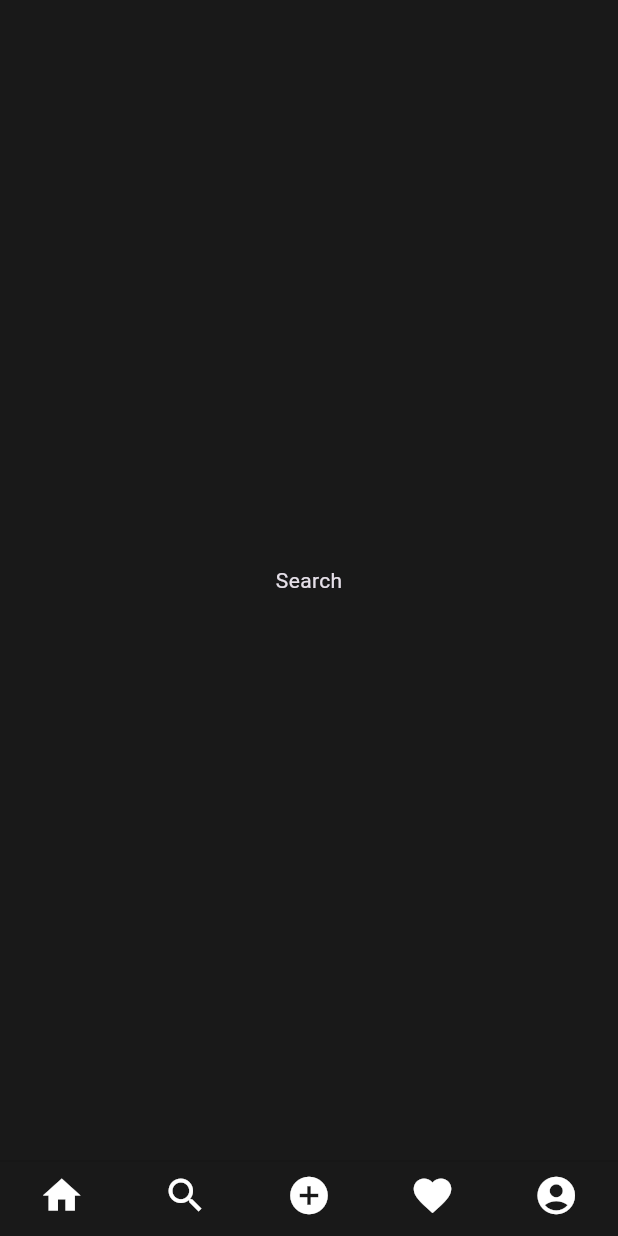
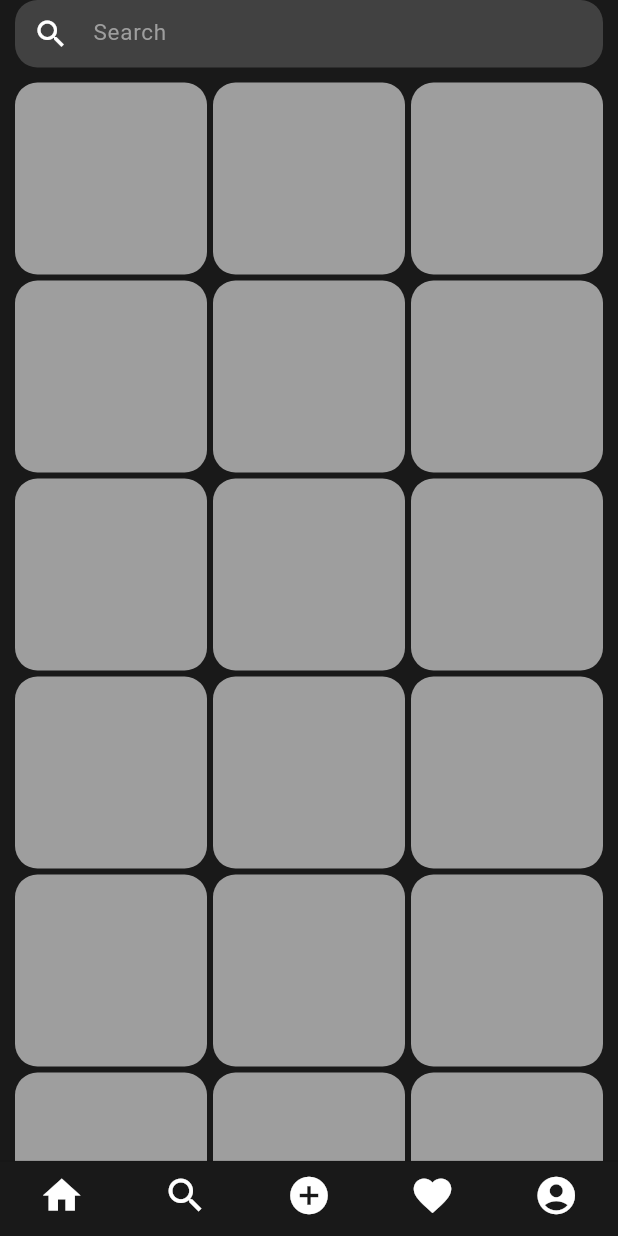
Before and after one commit to mario-dg/lategram, a Flutter app: the screen it shows after launch, swiped to page 2, on a phone screen of 412 x 824 dp. Run offline on Flutter 3.47's test engine with Material 3 defaults, Android fonts, the phone set to English and light mode, and no system bars; our stand-ins replace flutter_feather_icons, flutter_svg.

Commit message:
Implement Search Screen Design

```diff
--- a/lib/features/presentation/screens/home/home_screen.dart
+++ b/lib/features/presentation/screens/home/home_screen.dart
@@ -13,9 +13,14 @@ class HomeScreen extends StatelessWidget {
       backgroundColor: mobileBackgroundColor,
       appBar: AppBar(
         backgroundColor: mobileBackgroundColor,
-        title: SvgPicture.asset(
-          "assets/lategram_icon.svg",
-          height: 92,
+        title: Center(
+          child: Padding(
+            padding: const EdgeInsets.only(left: 15),
+            child: SvgPicture.asset(
+              "assets/lategram_icon.svg",
+              height: 96,
+            ),
+          ),
         ),
         actions: const [
           Padding(
@@ -29,6 +34,7 @@ class HomeScreen extends StatelessWidget {
         child: Column(
           crossAxisAlignment: CrossAxisAlignment.start,
           children: [
+            // Post Header Bar
             Row(
               mainAxisAlignment: MainAxisAlignment.spaceBetween,
               children: [
@@ -56,12 +62,14 @@ class HomeScreen extends StatelessWidget {
               ],
             ),
             verSpace(10),
+            // Post Image
             Container(
               width: double.infinity,
               height: MediaQuery.of(context).size.height * 0.3,
               color: secondaryColor,
             ),
             verSpace(10),
+            // Post Actions Buttons
             Row(
               mainAxisAlignment: MainAxisAlignment.spaceBetween,
               children: [
@@ -88,6 +96,7 @@ class HomeScreen extends StatelessWidget {
               ],
             ),
             verSpace(10),
+            // Post Username and Description
             Row(
               children: [
                 const Text(
@@ -107,10 +116,12 @@ class HomeScreen extends StatelessWidget {
               ],
             ),
             verSpace(10),
+            // Comments
             const Text("View all comments",
                 style: TextStyle(
                     color: secondaryColor, fontWeight: FontWeight.w400)),
             verSpace(2),
+            // Date
             const Text("09/02/2024",
                 style: TextStyle(
                     color: secondaryColor, fontWeight: FontWeight.w400)),
--- a/lib/features/presentation/screens/search/search_screen.dart
+++ b/lib/features/presentation/screens/search/search_screen.dart
@@ -1,12 +1,61 @@
 import 'package:flutter/material.dart';
+import 'package:flutter_staggered_grid_view/flutter_staggered_grid_view.dart';
+import 'package:lategram/features/presentation/screens/search/widgets/search_widget.dart';
+import 'package:lategram/features/utils/helpers.dart';
+import 'package:lategram/globals.dart';
 
-class SearchScreen extends StatelessWidget {
+class SearchScreen extends StatefulWidget {
   const SearchScreen({super.key});
 
   @override
+  State<SearchScreen> createState() => _SearchScreenState();
+}
+
+class _SearchScreenState extends State<SearchScreen> {
+  final TextEditingController _searchController = TextEditingController();
+
+  @override
+  void dispose() {
+    super.dispose();
+    _searchController.dispose();
+  }
+
+  @override
   Widget build(BuildContext context) {
-    return const Center(
-      child: Text("Search"),
+    return SafeArea(
+      child: Scaffold(
+        backgroundColor: mobileBackgroundColor,
+        body: Padding(
+          padding: const EdgeInsets.symmetric(horizontal: 10.0),
+          child: SingleChildScrollView(
+            child: Column(
+              crossAxisAlignment: CrossAxisAlignment.start,
+              children: [
+                SearchWidget(controller: _searchController),
+                verSpace(10),
+                GridView.builder(
+                  shrinkWrap: true,
+                  itemCount: 32,
+                  physics: const ScrollPhysics(),
+                  gridDelegate: const SliverGridDelegateWithFixedCrossAxisCount(
+                    crossAxisCount: 3,
+                    mainAxisSpacing: 4,
+                    crossAxisSpacing: 4,
+                  ),
+                  itemBuilder: (context, index) => Container(
+                    width: index % 7 == 0 ? 200 : 100,
+                    height: index % 7 == 0 ? 200 : 100,
+                    decoration: BoxDecoration(
+                      color: secondaryColor,
+                      borderRadius: BorderRadius.circular(15),
+                    ),
+                  ),
+                ),
+              ],
+            ),
+          ),
+        ),
+      ),
     );
   }
 }
--- /dev/null
+++ b/lib/features/presentation/screens/search/widgets/search_widget.dart
@@ -0,0 +1,38 @@
+import 'package:flutter/material.dart';
+import 'package:lategram/globals.dart';
+
+class SearchWidget extends StatelessWidget {
+  final TextEditingController controller;
+
+  const SearchWidget({super.key, required this.controller});
+
+  @override
+  Widget build(BuildContext context) {
+    return Container(
+      width: double.infinity,
+      height: 45,
+      decoration: BoxDecoration(
+        color: secondaryColor.withOpacity(0.3),
+        borderRadius: BorderRadius.circular(15),
+      ),
+      child: TextFormField(
+        controller: controller,
+        style: const TextStyle(
+          color: primaryColor,
+        ),
+        decoration: const InputDecoration(
+          border: InputBorder.none,
+          prefixIcon: Icon(
+            Icons.search,
+            color: primaryColor,
+          ),
+          hintText: 'Search',
+          hintStyle: TextStyle(
+            color: secondaryColor,
+            fontSize: 15,
+          ),
+        ),
+      ),
+    );
+  }
+}
--- a/lib/main.dart
+++ b/lib/main.dart
@@ -4,6 +4,7 @@ import 'package:lategram/features/presentation/screens/credentials/login_screen.
 import 'package:lategram/features/presentation/screens/credentials/signup_screen.dart';
 import 'package:lategram/features/presentation/screens/home/home_screen.dart';
 import 'package:lategram/features/presentation/screens/main_screen/main_screen.dart';
+import 'package:lategram/features/presentation/screens/search/search_screen.dart';
 import 'package:lategram/globals.dart';
 
 void main() {
--- a/pubspec.yaml
+++ b/pubspec.yaml
@@ -39,6 +39,7 @@ dependencies:
     sdk: flutter
   flutter_bloc: ^8.1.3
   flutter_feather_icons: ^2.0.0+1
+  flutter_staggered_grid_view: ^0.7.0
   flutter_svg: ^2.0.9
   fluttertoast: ^8.2.4
   get_it: ^7.6.7
```
